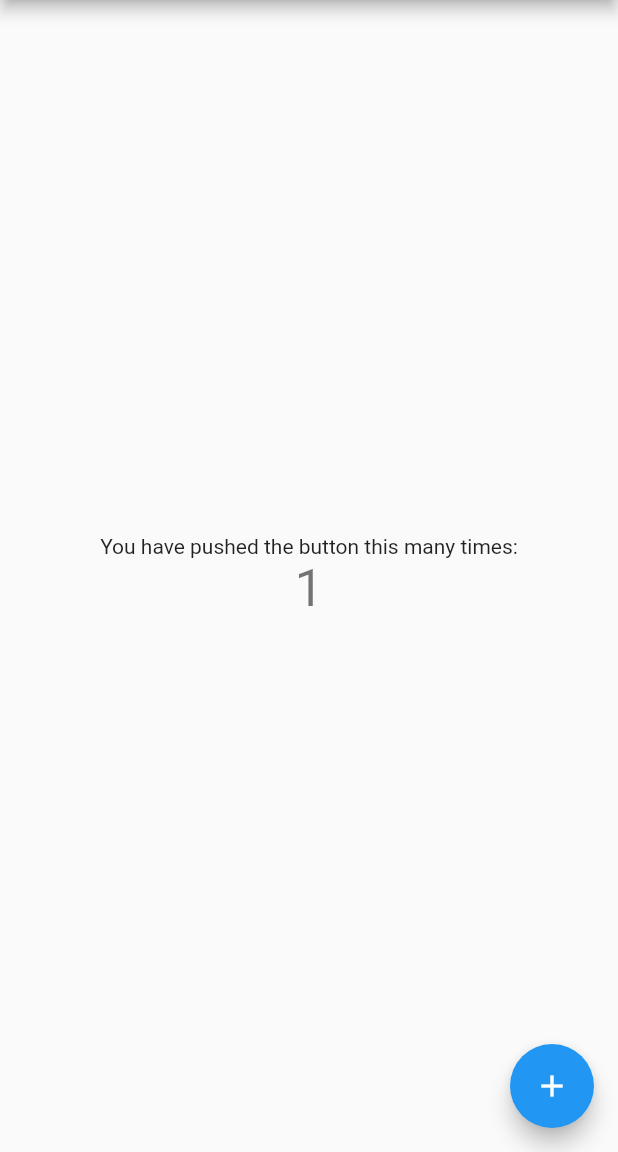
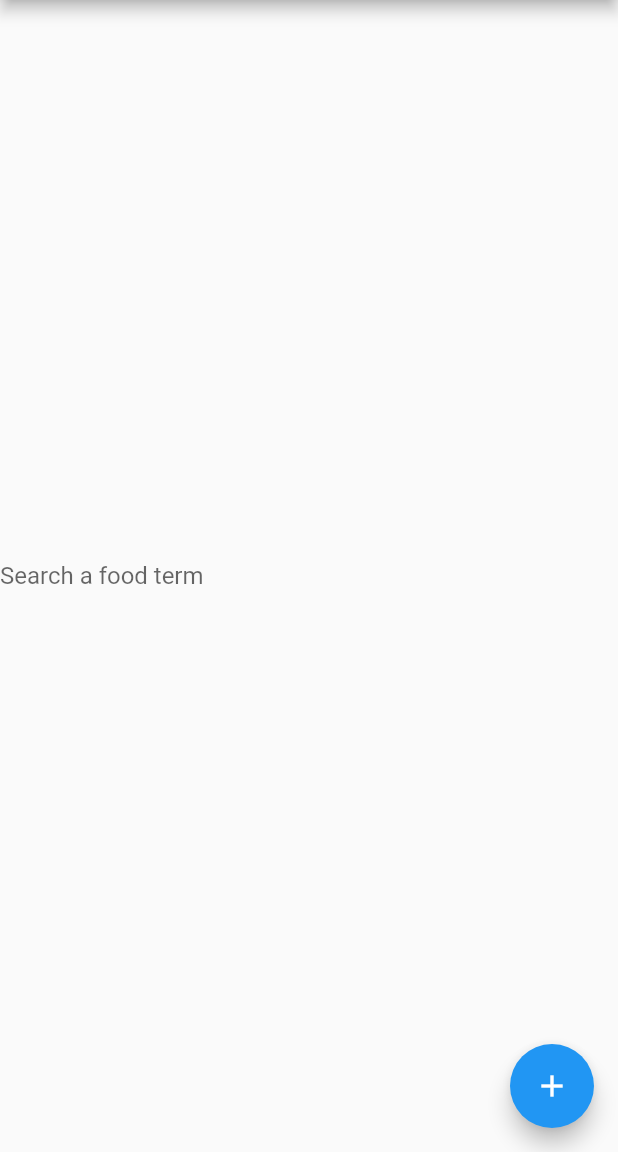
Before and after one commit to PixelDotPixel/Scello_App, a Flutter app: the screen it shows after launch, after a tap on the "add" icon, on a phone screen of 412 x 824 dp, the part 84-1236 px from its top. Run offline on Flutter 3.47's test engine with Material 2 defaults, Android fonts, the phone set to English and light mode, and no system bars; network calls fail.

```diff
--- a/scello/lib/API_Module/Networking.dart
+++ b/scello/lib/API_Module/Networking.dart
@@ -2,6 +2,7 @@ import 'package:http/http.dart' as http;
 import 'dart:io';
 import 'dart:async';
 import 'package:flutter/cupertino.dart';
+import 'package:scello/Data/FoodOBJ.dart';
 
 class networkingAPI {
     String baseURL = 'https://api.edamam.com/api/food-database/v2/parser?nutrition-type=logging';
@@ -13,32 +14,36 @@ class networkingAPI {
     networkingAPI();
 
     //Query Builder
-    String buildURL(String query){
+    String buildFoodURL(String query){
         String prependQuery = 'ingr=';
         String URL = baseURL + "&" + prependQuery + query + "&" + appID + "&" + key ;
         debugPrint(URL);
-
         return URL;
     }
 
     //API Call
-    Future<http.Response> getJSON(String URL){
+    Future<http.Response> getFoodJSON(String URL){
         return http.get(URL);
     }
 
     //API Callback
 
-    //JSON Parse
+    //JSON Parse food Response
     buildFoodObj(String foodJSONdata){
 
     }
 
+    //JSON Parse Nutrition Response
+    buildNutritionObj(String nutritionJSONdata){
+
+    }
+
     controller(String query) async {
-        String URL = buildURL(query);
-        http.Response res = await getJSON(URL);
+        String URL = buildFoodURL(query);
+        http.Response res = await getFoodJSON(URL);
         String temp = res.body;
-
-        debugPrint(temp);
+        //debugPrint(temp);
+        FoodOBJs tempOBJ = FoodOBJs.fromJson(res.body);
     }
 
 }
--- a/scello/lib/main.dart
+++ b/scello/lib/main.dart
@@ -1,17 +1,5 @@
 import 'package:flutter/material.dart';
 import 'package:scello/API_Module/Networking.dart';
-
-//https://platform.fatsecret.com/api/Default.aspx?screen=mykd&id=16402&es=a82122d980b1e46666b4a57a8478d4d1dca2cded0cf79633070d006dd77675fc5dfd148b01db0e5b8104d92e98354840
-//CLIENT ID: 3d2b2e6324ea436a8ef0ebcf472835b5
-//CLIENT SECRET: 1015c446f8e04d6a803e40eb94e9145b
-//CONSUMER KEY: 3d2b2e6324ea436a8ef0ebcf472835b5
-//CONSUMER SECRET: 5ee5073f081c4501b94548f2bd55d973
-//https://platform.fatsecret.com/rest/server.api?food_id=33691&method=food.get.v2&oauth_consumer_key=3d2b2e6324ea436a8ef0ebcf472835b5&oauth_nonce=1234&oauth_signature=sAyYTJiIxOGkvFpBcH8L%2BlFQRCQ%3D&oauth_signature_method=HMAC-SHA1&oauth_timestamp=1245126631&oauth_version=1.0
-
-//---------BETTER API----------
-//Key: ef1263b2ad76de5576893c04af86c41c
-//AppID: 9039d959
-//Website: https://developer.edamam.com/admin/applications
 
 void main() {
   runApp(MyApp());
@@ -24,15 +12,6 @@ class MyApp extends StatelessWidget {
     return MaterialApp(
       title: 'Flutter Demo',
       theme: ThemeData(
-        // This is the theme of your application.
-        //
-        // Try running your application with "flutter run". You'll see the
-        // application has a blue toolbar. Then, without quitting the app, try
-        // changing the primarySwatch below to Colors.green and then invoke
-        // "hot reload" (press "r" in the console where you ran "flutter run",
-        // or simply save your changes to "hot reload" in a Flutter IDE).
-        // Notice that the counter didn't reset back to zero; the application
-        // is not restarted.
         primarySwatch: Colors.blue,
         // This makes the visual density adapt to the platform that you run
         // the app on. For desktop platforms, the controls will be smaller and
@@ -47,15 +26,6 @@ class MyApp extends StatelessWidget {
 class MyHomePage extends StatefulWidget {
   MyHomePage({Key key, this.title}) : super(key: key);
 
-  // This widget is the home page of your application. It is stateful, meaning
-  // that it has a State object (defined below) that contains fields that affect
-  // how it looks.
-
-  // This class is the configuration for the state. It holds the values (in this
-  // case the title) provided by the parent (in this case the App widget) and
-  // used by the build method of the State. Fields in a Widget subclass are
-  // always marked "final".
-
   final String title;
 
   @override
@@ -63,63 +33,35 @@ class MyHomePage extends StatefulWidget {
 }
 
 class _MyHomePageState extends State<MyHomePage> {
-  int _counter = 0;
+  final myController = TextEditingController();
 
   void _apiCall(){
+    String term;
     networkingAPI networking = new networkingAPI();
-    networking.controller("bread");
+    networking.controller(myController.text);
 
     setState(() {
-      // This call to setState tells the Flutter framework that something has
-      // changed in this State, which causes it to rerun the build method below
-      // so that the display can reflect the updated values. If we changed
-      // _counter without calling setState(), then the build method would not be
-      // called again, and so nothing would appear to happen.
-      _counter++;
+
     });
   }
 
   @override
   Widget build(BuildContext context) {
-    // This method is rerun every time setState is called, for instance as done
-    // by the _incrementCounter method above.
-    //
-    // The Flutter framework has been optimized to make rerunning build methods
-    // fast, so that you can just rebuild anything that needs updating rather
-    // than having to individually change instances of widgets.
     return Scaffold(
       appBar: AppBar(
-        // Here we take the value from the MyHomePage object that was created by
-        // the App.build method, and use it to set our appbar title.
         title: Text(widget.title),
       ),
       body: Center(
-        // Center is a layout widget. It takes a single child and positions it
-        // in the middle of the parent.
         child: Column(
-          // Column is also a layout widget. It takes a list of children and
-          // arranges them vertically. By default, it sizes itself to fit its
-          // children horizontally, and tries to be as tall as its parent.
-          //
-          // Invoke "debug painting" (press "p" in the console, choose the
-          // "Toggle Debug Paint" action from the Flutter Inspector in Android
-          // Studio, or the "Toggle Debug Paint" command in Visual Studio Code)
-          // to see the wireframe for each widget.
-          //
-          // Column has various properties to control how it sizes itself and
-          // how it positions its children. Here we use mainAxisAlignment to
-          // center the children vertically; the main axis here is the vertical
-          // axis because Columns are vertical (the cross axis would be
-          // horizontal).
           mainAxisAlignment: MainAxisAlignment.center,
           children: <Widget>[
-            Text(
-              'You have pushed the button this many times:',
-            ),
-            Text(
-              '$_counter',
-              style: Theme.of(context).textTheme.headline4,
-            ),
+            TextField(
+              controller: myController,
+              decoration: InputDecoration(
+                  border: InputBorder.none,
+                  labelText: 'Search a food term'
+              )
+            )
           ],
         ),
       ),
```
Also changed, not shown: scello/lib/Data/FoodOBJ.dart (added, +82 -0 lines), scello/lib/Data/NutritionOBJ.dart (added).
